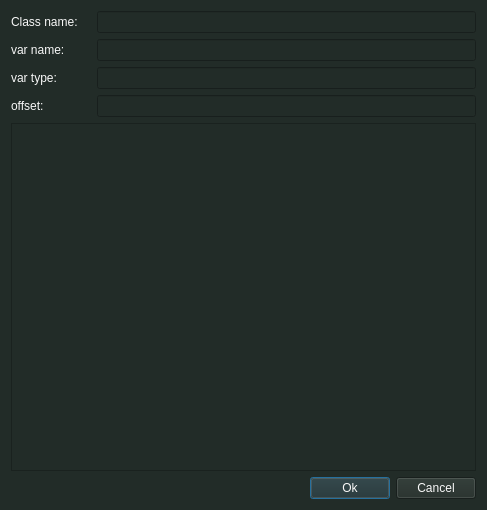
This is widgets/CreateVarDialog/create_var_dialog.ui in Asi81/PyIDA as Qt 5 draws it before an edit. The edited form follows.
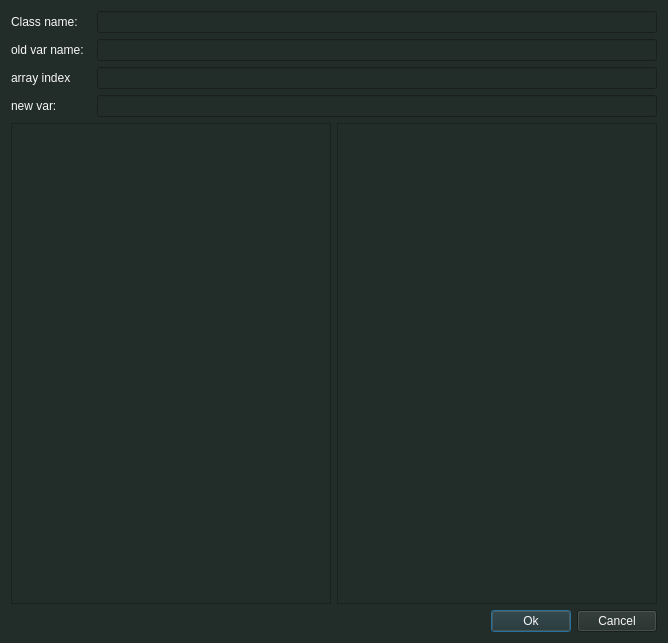
This is the edited form.

Commit message: Quick_menu - buttons combined in menu. CreateVarDialog - Changed to match hparser api

Diff of the .ui file:
```diff
--- a/widgets/CreateVarDialog/create_var_dialog.ui
+++ b/widgets/CreateVarDialog/create_var_dialog.ui
@@ -6,8 +6,8 @@
    <rect>
     <x>0</x>
     <y>0</y>
-    <width>487</width>
-    <height>510</height>
+    <width>668</width>
+    <height>643</height>
    </rect>
   </property>
   <property name="windowTitle">
@@ -38,6 +38,54 @@
      </item>
     </layout>
    </item>
+   <item>
+    <layout class="QHBoxLayout" name="horizontalLayout_4">
+     <item>
+      <widget class="QLabel" name="label_3">
+       <property name="minimumSize">
+        <size>
+         <width>80</width>
+         <height>0</height>
+        </size>
+       </property>
+       <property name="text">
+        <string>old var name:</string>
+       </property>
+      </widget>
+     </item>
+     <item>
+      <widget class="QLineEdit" name="var_offset_edit">
+       <property name="inputMask">
+        <string/>
+       </property>
+      </widget>
+     </item>
+    </layout>
+   </item>
+   <item>
+    <layout class="QHBoxLayout" name="horizontalLayout_6">
+     <item>
+      <widget class="QLabel" name="label_4">
+       <property name="minimumSize">
+        <size>
+         <width>80</width>
+         <height>0</height>
+        </size>
+       </property>
+       <property name="text">
+        <string>array index</string>
+       </property>
+      </widget>
+     </item>
+     <item>
+      <widget class="QLineEdit" name="var_offset_edit_2">
+       <property name="inputMask">
+        <string/>
+       </property>
+      </widget>
+     </item>
+    </layout>
+   </item>
    <item>
     <layout class="QHBoxLayout" name="horizontalLayout_3">
      <item>
@@ -49,7 +97,7 @@
         </size>
        </property>
        <property name="text">
-        <string>var name:</string>
+        <string>new var:</string>
        </property>
       </widget>
      </item>
@@ -61,54 +109,21 @@
    <item>
     <layout class="QHBoxLayout" name="horizontalLayout_5">
      <item>
-      <widget class="QLabel" name="label_4">
-       <property name="minimumSize">
-        <size>
-         <width>80</width>
-         <height>0</height>
-        </size>
+      <widget class="QPlainTextEdit" name="result_window">
+       <property name="readOnly">
+        <bool>true</bool>
        </property>
-       <property name="text">
-        <string>var type:</string>
-       </property>
       </widget>
      </item>
      <item>
-      <widget class="QLineEdit" name="var_type_edit"/>
-     </item>
-    </layout>
-   </item>
-   <item>
-    <layout class="QHBoxLayout" name="horizontalLayout_4">
-     <item>
-      <widget class="QLabel" name="label_3">
-       <property name="minimumSize">
-        <size>
-         <width>80</width>
-         <height>0</height>
-        </size>
+      <widget class="QPlainTextEdit" name="result_window_2">
+       <property name="readOnly">
+        <bool>true</bool>
        </property>
-       <property name="text">
-        <string>offset:</string>
-       </property>
       </widget>
      </item>
-     <item>
-      <widget class="QLineEdit" name="var_offset_edit">
-       <property name="inputMask">
-        <string/>
-       </property>
-      </widget>
-     </item>
     </layout>
    </item>
-   <item>
-    <widget class="QPlainTextEdit" name="result_window">
-     <property name="readOnly">
-      <bool>true</bool>
-     </property>
-    </widget>
-   </item>
    <item>
     <layout class="QHBoxLayout" name="horizontalLayout">
      <item>
```
The commit also changes 5 other files.
